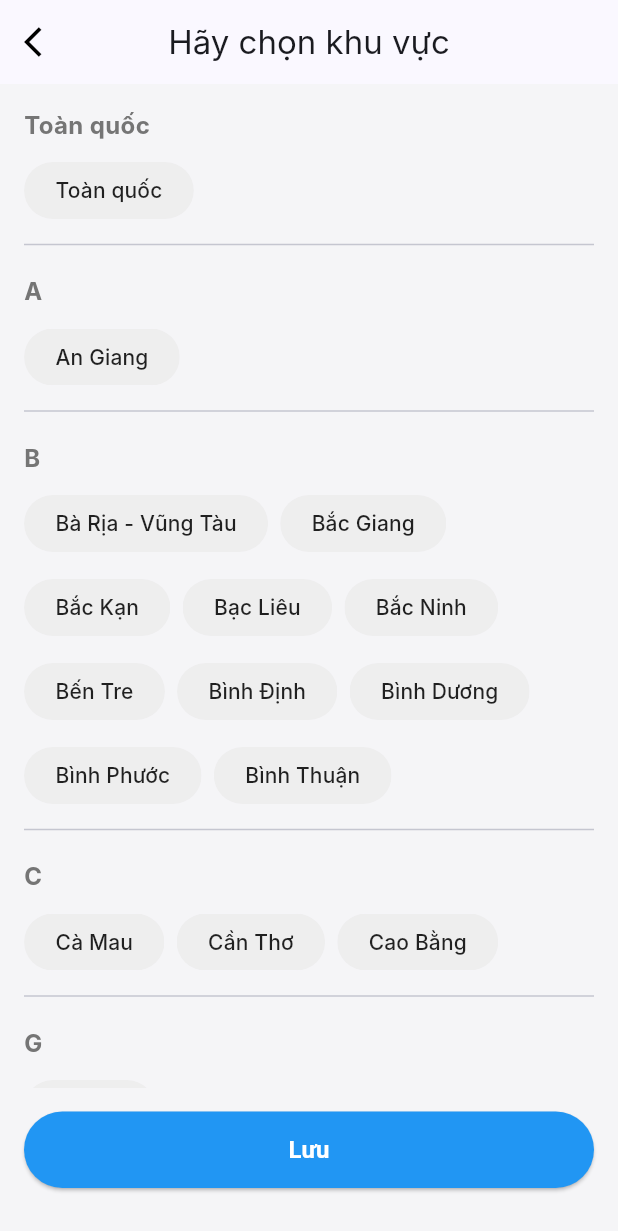
After one commit to NguyenBaoHoan/Flutter_RecruitmentApp, a Flutter app: the ChooseAreaScreen screen opened by its route, on a phone screen of 412 x 824 dp. The commit adds this screen. Shown: the top 1231 px of the screen. Run offline on Flutter 3.47's test engine with Material 3 defaults, Android fonts, the phone set to English and light mode, and no system bars; network calls fail; Roboto replaces fonts that are missing (Inter).

Commit message:
truoc khi merge

```diff
--- a/lib/main.dart
+++ b/lib/main.dart
@@ -3,7 +3,7 @@ import 'package:flutter/material.dart';
 import 'package:flutter/services.dart'; // Add this import for SystemChrome
 import 'package:job_finder_app/screens/home/user_home_screen.dart';
 import 'package:job_finder_app/screens/chat/chat_list_screen.dart';
-
+import 'package:job_finder_app/screens/choose_area/choose_area_screen.dart';
 void main() {
   WidgetsFlutterBinding.ensureInitialized();
   SystemChrome.setSystemUIOverlayStyle(
@@ -41,6 +41,7 @@ class MyApp extends StatelessWidget {
       routes: {
         '/': (context) => const UserHomeScreen(), // Use HomeScreen here
         '/chat': (context) => const ChatListScreen(),
+        '/choose-area': (context) => const ChooseAreaScreen() // 2. Thêm route mới tại đây
       },
     );
   }
--- /dev/null
+++ b/lib/models/province_model.dart
@@ -0,0 +1,7 @@
+/// Lớp đại diện cho một tỉnh/thành phố.
+class Province {
+  final String id;
+  final String name;
+
+  Province({required this.id, required this.name});
+}
--- /dev/null
+++ b/lib/screens/choose_area/choose_area_screen.dart
@@ -0,0 +1,297 @@
+import 'package:flutter/material.dart';
+import 'dart:collection';
+
+// Giả sử bạn có một model cho tỉnh thành
+// import '../../models/province_model.dart';
+
+class ChooseAreaScreen extends StatefulWidget {
+  const ChooseAreaScreen({super.key});
+
+  @override
+  State<ChooseAreaScreen> createState() => _ChooseAreaScreenState();
+}
+
+class _ChooseAreaScreenState extends State<ChooseAreaScreen> {
+  // Danh sách các tỉnh thành được chọn
+  final Set<String> _selectedProvinces = {};
+
+  // Dữ liệu giả lập cho danh sách các tỉnh thành Việt Nam
+  final List<String> _provinces = [
+    'An Giang',
+    'Bà Rịa - Vũng Tàu',
+    'Bắc Giang',
+    'Bắc Kạn',
+    'Bạc Liêu',
+    'Bắc Ninh',
+    'Bến Tre',
+    'Bình Định',
+    'Bình Dương',
+    'Bình Phước',
+    'Bình Thuận',
+    'Cà Mau',
+    'Cần Thơ',
+    'Cao Bằng',
+    'Đà Nẵng',
+    'Đắk Lắk',
+    'Đắk Nông',
+    'Điện Biên',
+    'Đồng Nai',
+    'Đồng Tháp',
+    'Gia Lai',
+    'Hà Giang',
+    'Hà Nam',
+    'Hà Nội',
+    'Hà Tĩnh',
+    'Hải Dương',
+    'Hải Phòng',
+    'Hậu Giang',
+    'Hòa Bình',
+    'Hưng Yên',
+    'Khánh Hòa',
+    'Kiên Giang',
+    'Kon Tum',
+    'Lai Châu',
+    'Lâm Đồng',
+    'Lạng Sơn',
+    'Lào Cai',
+    'Long An',
+    'Nam Định',
+    'Nghệ An',
+    'Ninh Bình',
+    'Ninh Thuận',
+    'Phú Thọ',
+    'Phú Yên',
+    'Quảng Bình',
+    'Quảng Nam',
+    'Quảng Ngãi',
+    'Quảng Ninh',
+    'Quảng Trị',
+    'Sóc Trăng',
+    'Sơn La',
+    'Tây Ninh',
+    'Thái Bình',
+    'Thái Nguyên',
+    'Thanh Hóa',
+    'Thừa Thiên Huế',
+    'Tiền Giang',
+    'TP Hồ Chí Minh',
+    'Trà Vinh',
+    'Tuyên Quang',
+    'Vĩnh Long',
+    'Vĩnh Phúc',
+    'Yên Bái',
+  ];
+
+  // Nhóm các tỉnh theo chữ cái đầu
+  late Map<String, List<String>> _groupedProvinces;
+
+  @override
+  void initState() {
+    super.initState();
+    _groupedProvinces = _groupProvinces(_provinces);
+  }
+
+  // Hàm để nhóm các tỉnh theo chữ cái đầu
+  Map<String, List<String>> _groupProvinces(List<String> provinces) {
+    final Map<String, List<String>> grouped = {};
+    for (var province in provinces) {
+      final firstLetter = province[0].toUpperCase();
+      if (grouped[firstLetter] == null) {
+        grouped[firstLetter] = [];
+      }
+      grouped[firstLetter]!.add(province);
+    }
+    // Sắp xếp map theo thứ tự alphabet
+    return SplayTreeMap<String, List<String>>.from(
+      grouped,
+      (a, b) => a.compareTo(b),
+    );
+  }
+
+  void _toggleSelection(String province) {
+    setState(() {
+      if (_selectedProvinces.contains(province)) {
+        _selectedProvinces.remove(province);
+      } else {
+        _selectedProvinces.add(province);
+      }
+    });
+  }
+
+  @override
+  Widget build(BuildContext context) {
+    return Scaffold(
+      appBar: AppBar(
+        leading: IconButton(
+          icon: const Icon(Icons.arrow_back_ios, color: Colors.black),
+          onPressed: () {
+            Navigator.pop(context); // Quay lại màn hình trước
+          },
+        ),
+        title: const Text('Hãy chọn khu vực'),
+        centerTitle: true,
+      ),
+      body: Column(
+        children: [
+          Expanded(
+            child: ListView.builder(
+              padding: const EdgeInsets.symmetric(
+                horizontal: 16.0,
+                vertical: 8.0,
+              ),
+              itemCount:
+                  _groupedProvinces.keys.length + 1, // +1 cho mục "Toàn quốc"
+              itemBuilder: (context, index) {
+                if (index == 0) {
+                  return _buildNationWideChip();
+                }
+                String letter = _groupedProvinces.keys.elementAt(index - 1);
+                List<String> provincesInGroup = _groupedProvinces[letter]!;
+                return _buildGroup(letter, provincesInGroup);
+              },
+            ),
+          ),
+          _buildSaveButton(),
+        ],
+      ),
+    );
+  }
+
+  // Widget cho mục "Toàn quốc"
+  Widget _buildNationWideChip() {
+    bool isSelected = _selectedProvinces.contains('Toàn quốc');
+    return Column(
+      crossAxisAlignment: CrossAxisAlignment.start,
+      children: [
+        Padding(
+          padding: const EdgeInsets.symmetric(vertical: 8.0),
+          child: Text(
+            'Toàn quốc',
+            style: TextStyle(
+              fontSize: 16,
+              fontWeight: FontWeight.bold,
+              color: Colors.grey[600],
+            ),
+          ),
+        ),
+        Wrap(
+          spacing: 8.0,
+          runSpacing: 8.0,
+          children: [
+            ChoiceChip(
+              label: Text(
+                'Toàn quốc',
+                style: TextStyle(
+                  color: isSelected ? Colors.blue : Colors.black87,
+                ),
+              ),
+              selected: isSelected,
+              onSelected: (selected) {
+                _toggleSelection('Toàn quốc');
+              },
+              backgroundColor: Colors.grey[200],
+              selectedColor: Colors.blue.withOpacity(0.1),
+              shape: RoundedRectangleBorder(
+                borderRadius: BorderRadius.circular(20.0),
+                side: BorderSide(
+                  color: isSelected ? Colors.blue : Colors.transparent,
+                  width: 1,
+                ),
+              ),
+              padding: const EdgeInsets.symmetric(
+                horizontal: 12.0,
+                vertical: 8.0,
+              ),
+            ),
+          ],
+        ),
+        const Divider(height: 24),
+      ],
+    );
+  }
+
+  // Widget cho mỗi nhóm chữ cái
+  Widget _buildGroup(String letter, List<String> provinces) {
+    return Column(
+      crossAxisAlignment: CrossAxisAlignment.start,
+      children: [
+        Padding(
+          padding: const EdgeInsets.symmetric(vertical: 8.0),
+          child: Text(
+            letter,
+            style: TextStyle(
+              fontSize: 16,
+              fontWeight: FontWeight.bold,
+              color: Colors.grey[600],
+            ),
+          ),
+        ),
+        Wrap(
+          spacing: 8.0, // Khoảng cách ngang giữa các chip
+          runSpacing: 8.0, // Khoảng cách dọc giữa các hàng chip
+          children: provinces.map((province) {
+            final isSelected = _selectedProvinces.contains(province);
+            return ChoiceChip(
+              label: Text(
+                province,
+                style: TextStyle(
+                  color: isSelected ? Colors.blue : Colors.black87,
+                ),
+              ),
+              selected: isSelected,
+              onSelected: (selected) {
+                _toggleSelection(province);
+              },
+              backgroundColor: Colors.grey[200],
+              selectedColor: Colors.blue.withOpacity(0.1),
+              shape: RoundedRectangleBorder(
+                borderRadius: BorderRadius.circular(20.0),
+                side: BorderSide(
+                  color: isSelected ? Colors.blue : Colors.transparent,
+                  width: 1,
+                ),
+              ),
+              padding: const EdgeInsets.symmetric(
+                horizontal: 12.0,
+                vertical: 8.0,
+              ),
+            );
+          }).toList(),
+        ),
+        const Divider(height: 24),
+      ],
+    );
+  }
+
+  // Widget cho nút "Lưu"
+  Widget _buildSaveButton() {
+    return Container(
+      width: double.infinity,
+      padding: const EdgeInsets.fromLTRB(
+        16,
+        16,
+        16,
+        32,
+      ), // Padding an toàn cho bottom bar
+      child: ElevatedButton(
+        onPressed: () {
+          // Xử lý logic khi nhấn nút Lưu
+          print('Các tỉnh đã chọn: $_selectedProvinces');
+          ScaffoldMessenger.of(
+            context,
+          ).showSnackBar(SnackBar(content: Text('Đã lưu các lựa chọn!')));
+        },
+        style: ElevatedButton.styleFrom(
+          backgroundColor: const Color(0xFF2196F3),
+          foregroundColor: Colors.white, // Đổi màu chữ thành trắng
+          padding: const EdgeInsets.symmetric(vertical: 16),
+          shape: RoundedRectangleBorder(
+            borderRadius: BorderRadius.circular(30.0),
+          ),
+          textStyle: const TextStyle(fontSize: 16, fontWeight: FontWeight.bold),
+        ),
+        child: const Text('Lưu'),
+      ),
+    );
+  }
+}
--- a/lib/screens/home/user_home_screen.dart
+++ b/lib/screens/home/user_home_screen.dart
@@ -5,6 +5,7 @@ import 'package:job_finder_app/widgets/main_bottom_nav_bar.dart';
 import 'package:job_finder_app/widgets/nav_helper.dart';
 import '../../../models/job_model.dart';
 import '../../../widgets/job_card.dart';
+import '../choose_area/choose_area_screen.dart';
 
 class UserHomeScreen extends StatefulWidget {
   const UserHomeScreen({Key? key}) : super(key: key);
@@ -96,12 +97,22 @@ class _UserHomeScreenState extends State<UserHomeScreen> {
               borderRadius: BorderRadius.circular(20),
               border: Border.all(color: Colors.grey[300]!),
             ),
-            child: const Row(
-              children: [
-                Icon(Icons.location_on_outlined, color: Colors.black54),
-                SizedBox(width: 8),
-                Text('Khu vực'),
-              ],
+            child: GestureDetector(
+              onTap: () {
+                Navigator.push(
+                  context,
+                  MaterialPageRoute(
+                    builder: (context) => const ChooseAreaScreen(),
+                  ),
+                );
+              },
+              child: Row(
+                children: const [
+                  Icon(Icons.location_on_outlined, color: Colors.black54),
+                  SizedBox(width: 8),
+                  Text('Khu vực'),
+                ],
+              ),
             ),
           ),
           const Spacer(),
--- a/lib/screens/profile/home_page.dart
+++ b/lib/screens/profile/home_page.dart
@@ -6,8 +6,8 @@ import '../../../screens/profile/career_expectations_page.dart';
 import '../../../screens/profile/attach_cv_page.dart';
 import '../../../screens/profile/online_cv_page.dart';
 
-class HomePage extends StatelessWidget {
-  const HomePage({super.key});
+class HomePageProfile extends StatelessWidget {
+  const HomePageProfile({super.key});
 
   @override
   Widget build(BuildContext context) {
--- a/lib/widgets/main_bottom_nav_bar.dart
+++ b/lib/widgets/main_bottom_nav_bar.dart
@@ -25,7 +25,7 @@ class MainBottomNavBar extends StatelessWidget {
         ),
       ],
       currentIndex: currentIndex,
-      selectedItemColor: Colors.blue,
+      selectedItemColor: const Color(0xFF2196F3),
       unselectedItemColor: Colors.grey,
       onTap: onTap,
       type: BottomNavigationBarType.fixed,
--- a/lib/widgets/nav_helper.dart
+++ b/lib/widgets/nav_helper.dart
@@ -1,4 +1,7 @@
 import 'package:flutter/material.dart';
+import 'package:job_finder_app/screens/profile/home_page.dart';
+import 'package:job_finder_app/widgets/main_bottom_nav_bar.dart';
+import 'package:job_finder_app/widgets/nav_helper.dart';
 
 void handleMainNavTap(BuildContext context, int index) {
   if (index == 0) {
@@ -6,4 +9,8 @@ void handleMainNavTap(BuildContext context, int index) {
   } else if (index == 1) {
     Navigator.pushNamed(context, '/chat');
   }
+  if(index == 2){
+    Navigator.push(context, MaterialPageRoute(builder: (context) => const HomePageProfile()));
+  }
 }
+  // Add more cases for other indices if needed
```
